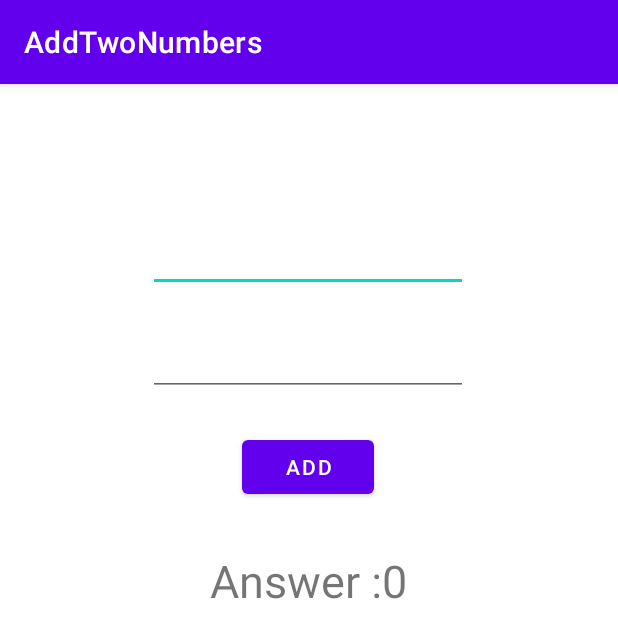
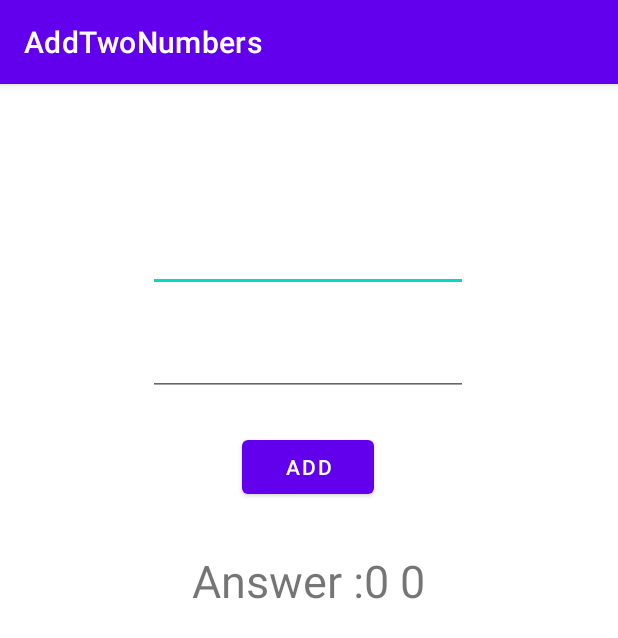
Before and after one commit to VoidWear/Adding_Twovalues, an Android app: the screen it shows after launch (MainActivity), after a tap on "ADD", on a phone screen of 412 x 824 dp. Shown: the top 638 px of the screen. Run offline under Robolectric (Android 15) with nearby library versions, the phone set to English and light mode, and no system bars; 2 statements that could not run were skipped.

Commit message:
V2 Add Two

```diff
--- a/app/src/main/java/com/example/addtwonumbers/MainActivity.java
+++ b/app/src/main/java/com/example/addtwonumbers/MainActivity.java
@@ -29,8 +29,9 @@ private TextView answer;
               int myNumber2 = Integer.parseInt(num2.getText().toString());
              //add operation
               int sum = myNumber1 + myNumber2;
+              int sum1 = myNumber1 + myNumber2;
               //Display Result of the operation
-              answer.setText("Answer :"+sum);
+              answer.setText("Answer :"+sum+" "+sum1);
 
           }
       });
```
